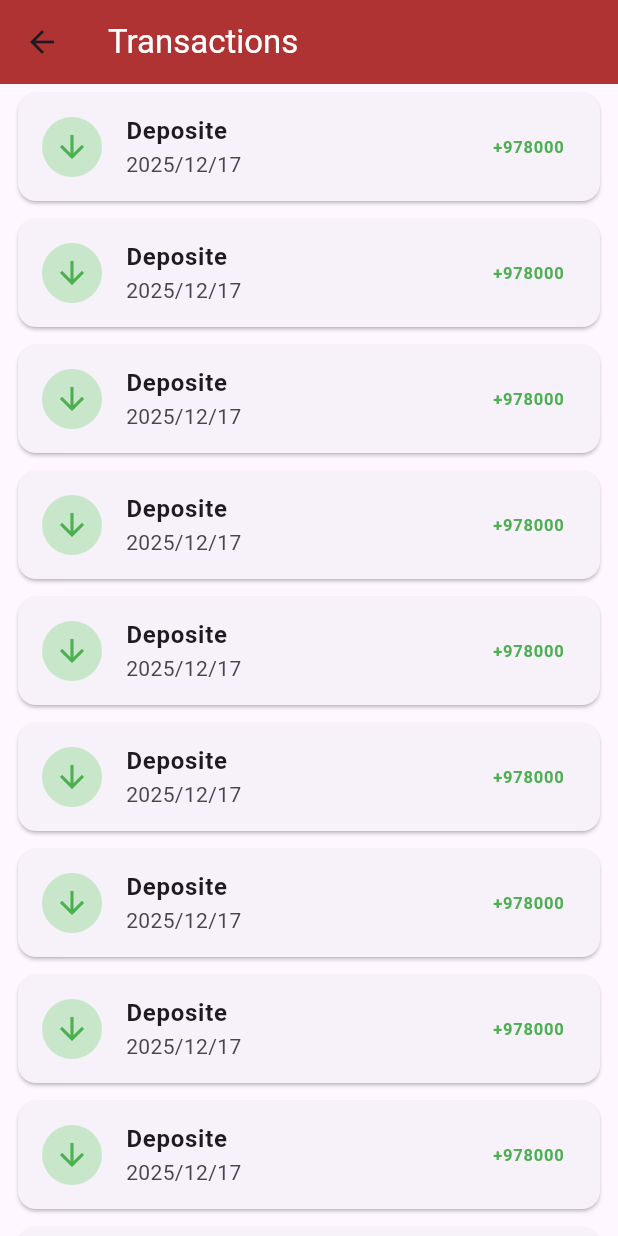
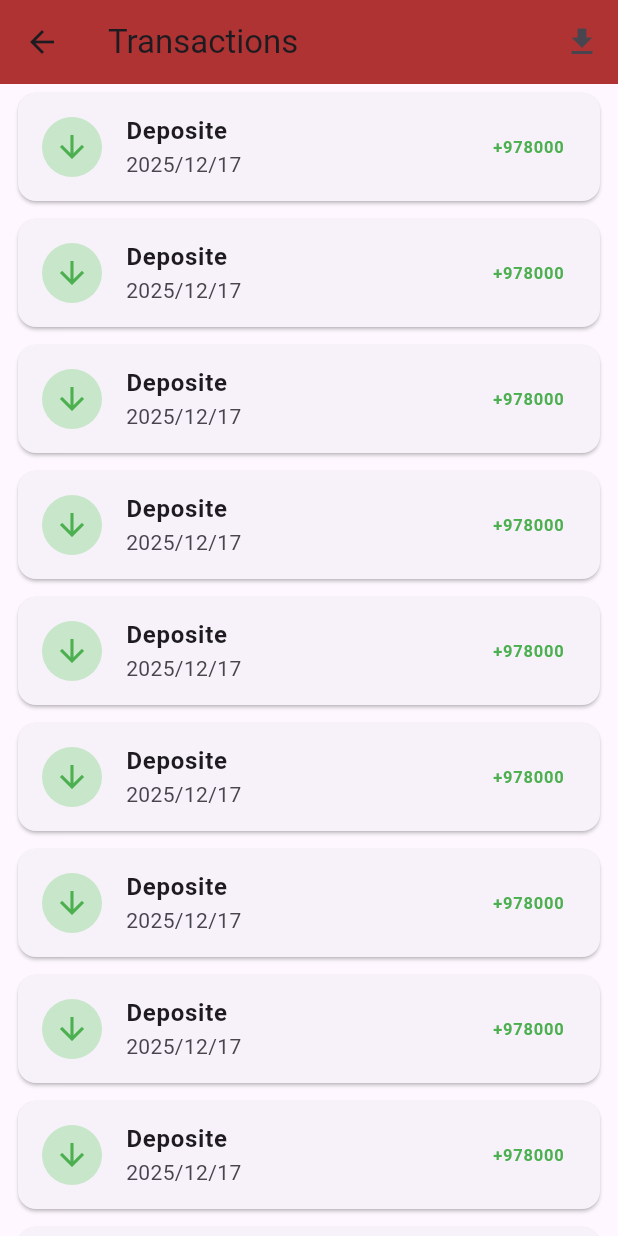
Before and after one commit to Asadipour84/AdvancedProgramming-Project-Flutter, a Flutter app: the TransactionListPage screen opened directly, on a phone screen of 412 x 824 dp. Run offline on Flutter 3.47's test engine with Material 3 defaults, Android fonts, the phone set to English and light mode, and no system bars; our stand-ins replace pdf, share_plus.

Commit message:
PDF Services For Transactions
Update With PDF Downloading

```diff
--- a/lib/Transactions_List_Pages.dart
+++ b/lib/Transactions_List_Pages.dart
@@ -1,6 +1,7 @@
 import 'package:flutter/material.dart';
 import 'Transfer.dart';
-
+import 'pdf_services.dart' ;
+import 'package:share_plus/share_plus.dart';
 class TransactionListPage extends StatelessWidget {
   const TransactionListPage({super.key});
 
@@ -10,9 +11,22 @@ class TransactionListPage extends StatelessWidget {
 
     return Scaffold(
       appBar: AppBar(
-        title: const Text('Transactions', style: TextStyle(color: Colors.white),),
+        title: const Text('Transactions'),
         backgroundColor: const Color.fromARGB(255, 175, 51, 51),
-      ),
+        actions: [
+         IconButton(
+          icon: const Icon(Icons.download),
+          onPressed: () async {
+          final file =
+            await PdfService.generateTransactionPdf(transactions);
+            await Share.shareXFiles(
+                 [XFile(file.path)],
+                   text: 'Transaction Report',
+                  );
+              },
+            ),
+          ],
+        ),
       body: ListView.builder(
         itemCount: transactions.length,
         itemBuilder: (context, index) {
```
